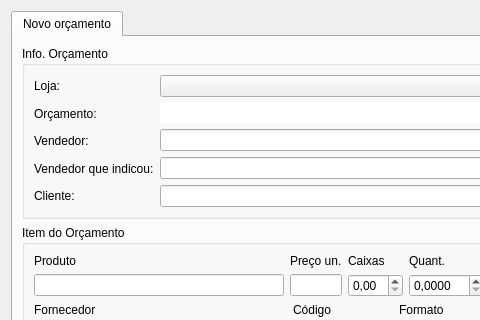
This is ui/orcamento.ui in darktorres/ERP-STACCATO as Qt 5 draws it before an edit; both pictures show x 0 to 480 and y 0 to 320 of the 1170 by 879 pixel window. The edited form follows.
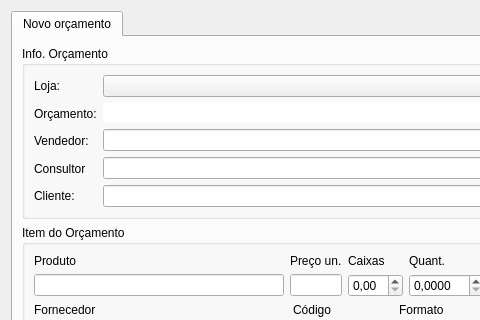
This is the edited form. Icons and pictures are not drawn. Custom widgets are drawn as their Qt base class.

What changed in the file:
```diff
--- a/ui/orcamento.ui
+++ b/ui/orcamento.ui
@@ -701,7 +701,7 @@
                  </sizepolicy>
                 </property>
                 <property name="text">
-                 <string>Vendedor que indicou:</string>
+                 <string>Consultor</string>
                 </property>
                </widget>
               </item>
```
Left out of the diff: 2 changed lines with no effect on the pictures.
